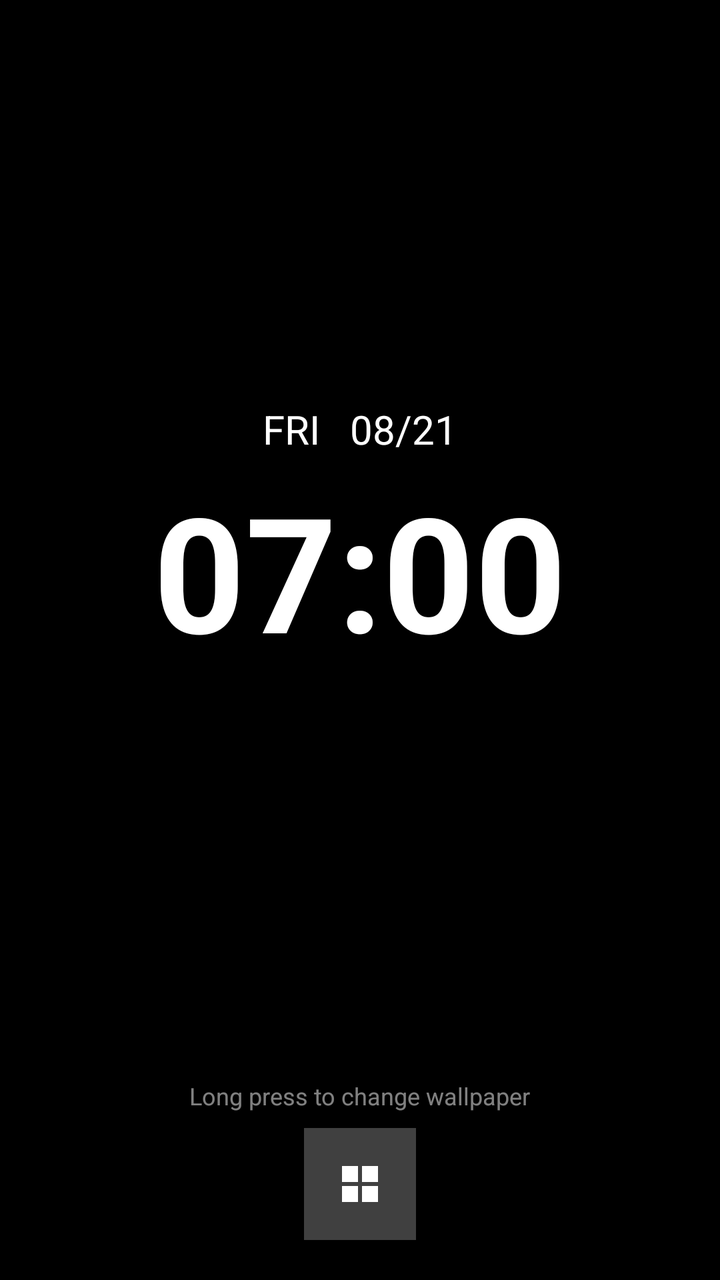
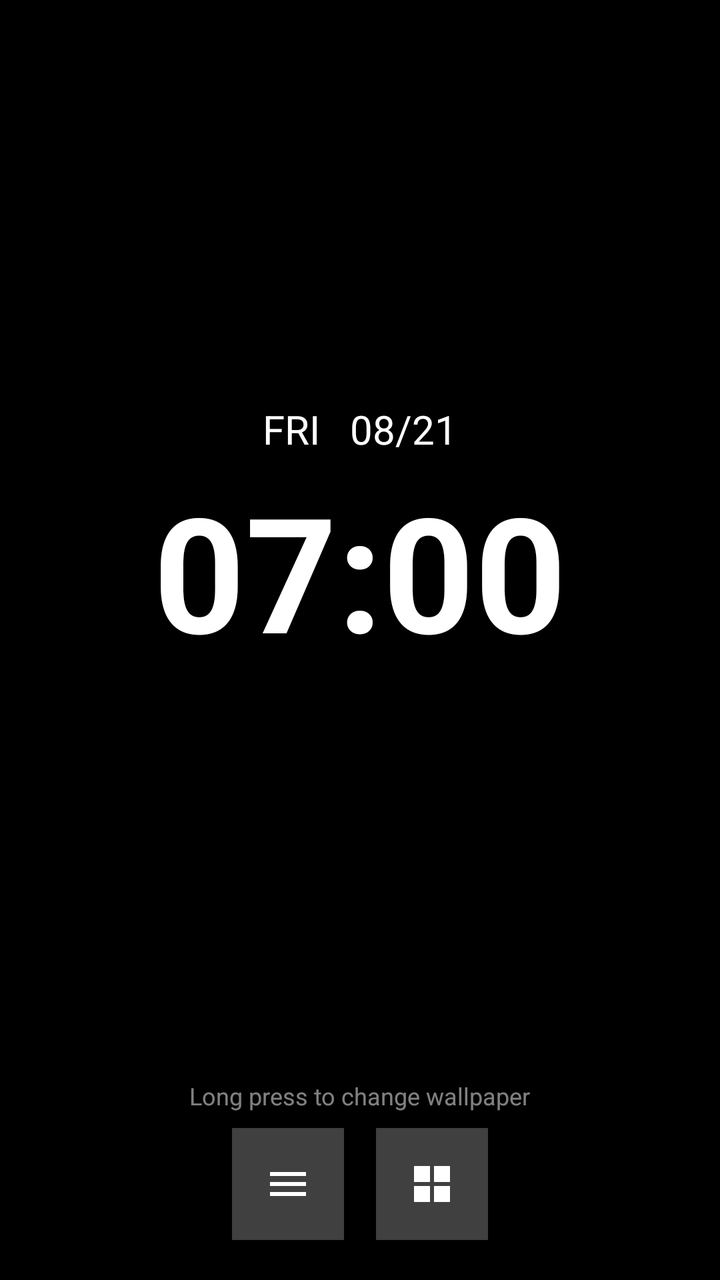

Before-and-after screenshots of an Android layout around one commit, followed by the original layout XML and the change that was made.
<!-- AndroidManifest.xml: application theme Theme.RakshaUI -->
<!-- res/layout/activity_main.xml -->
<?xml version="1.0" encoding="utf-8"?>
<androidx.coordinatorlayout.widget.CoordinatorLayout xmlns:android="http://schemas.android.com/apk/res/android"
    xmlns:app="http://schemas.android.com/apk/res-auto"
    android:id="@+id/rootLayout"
    android:layout_width="match_parent"
    android:layout_height="match_parent"
    android:background="@android:color/black">

    <ImageView
        android:id="@+id/ivWallpaper"
        android:layout_width="match_parent"
        android:layout_height="match_parent"
        android:scaleType="centerCrop" />

    
    <View
        android:id="@+id/vDimOverlay"
        android:layout_width="match_parent"
        android:layout_height="match_parent"
        android:background="#000000"
        android:alpha="0"
        android:clickable="false" />

    <androidx.constraintlayout.widget.ConstraintLayout
        android:id="@+id/homeScreen"
        android:layout_width="match_parent"
        android:layout_height="match_parent"
        android:background="@android:color/transparent"
        android:clickable="true"
        android:focusable="true">

        <TextView
            android:id="@+id/tvDate"
            android:layout_width="wrap_content"
            android:layout_height="wrap_content"
            android:layout_marginBottom="4dp"
            android:layout_marginTop="-20dp"
            android:shadowColor="#80000000"
            android:shadowDx="2"
            android:shadowDy="2"
            android:shadowRadius="4"
            android:text="FRI   08/21"
            android:textColor="@android:color/white"
            android:textSize="20sp"
            app:layout_constraintBottom_toTopOf="@id/tvClock"
            app:layout_constraintEnd_toEndOf="parent"
            app:layout_constraintStart_toStartOf="parent"
            app:layout_constraintTop_toTopOf="parent"
            app:layout_constraintVertical_chainStyle="packed"
            app:layout_constraintVertical_bias="0.40" />

        <TextView
            android:id="@+id/tvClock"
            android:layout_width="wrap_content"
            android:layout_height="wrap_content"
            android:shadowColor="#80000000"
            android:shadowDx="2"
            android:shadowDy="2"
            android:shadowRadius="4"
            android:text="07:00"
            android:textColor="@android:color/white"
            android:textSize="80sp"
            android:textStyle="bold"
            app:layout_constraintBottom_toBottomOf="parent"
            app:layout_constraintEnd_toEndOf="parent"
            app:layout_constraintStart_toStartOf="parent"
            app:layout_constraintTop_toBottomOf="@id/tvDate" />
            
        <TextView
            android:id="@+id/tvHint"
            android:layout_width="wrap_content"
            android:layout_height="wrap_content"
            android:text="Long press to change wallpaper"
            android:textColor="#80FFFFFF"
            android:textSize="12sp"
            app:layout_constraintBottom_toTopOf="@id/llBottomNav"
            app:layout_constraintStart_toStartOf="parent"
            app:layout_constraintEnd_toEndOf="parent"
            android:layout_marginBottom="8dp"/>

        
        <LinearLayout
            android:id="@+id/llBottomNav"
            android:layout_width="wrap_content"
            android:layout_height="wrap_content"
            android:orientation="horizontal"
            android:gravity="center"
            android:layout_marginBottom="20dp"
            app:layout_constraintBottom_toBottomOf="parent"
            app:layout_constraintStart_toStartOf="parent"
            app:layout_constraintEnd_toEndOf="parent">

            <ImageButton
                android:id="@+id/btnAppDrawer"
                android:layout_width="56dp"
                android:layout_height="56dp"
                android:background="#40FFFFFF"
                android:padding="14dp"
                android:src="@drawable/ic_grid"
                android:contentDescription="App Drawer" />

        </LinearLayout>

    </androidx.constraintlayout.widget.ConstraintLayout>

    <androidx.recyclerview.widget.RecyclerView
        android:id="@+id/rvApps"
        android:layout_width="match_parent"
        android:layout_height="match_parent"
        android:background="@android:color/transparent"
        android:clipToPadding="false"
        android:padding="8dp"
        app:behavior_hideable="true"
        app:behavior_peekHeight="0dp"
        app:layout_behavior="com.google.android.material.bottomsheet.BottomSheetBehavior" />

    
    <FrameLayout
        android:id="@+id/bootAnimationOverlay"
        android:layout_width="match_parent"
        android:layout_height="match_parent"
        android:background="#000000"
        android:elevation="100dp"
        android:visibility="gone">

        <ImageView
            android:id="@+id/bootAnimationImage"
            android:layout_width="150dp"
            android:layout_height="150dp"
            android:layout_gravity="center"
            android:scaleType="fitCenter" />
    </FrameLayout>

</androidx.coordinatorlayout.widget.CoordinatorLayout>
<!-- resources referenced by this layout -->
<resources>
  <!-- drawable ic_grid (drawable) -->
  <vector xmlns:android="http://schemas.android.com/apk/res/android"
      android:width="24dp"
      android:height="24dp"
      android:viewportWidth="24"
      android:viewportHeight="24">
      <path
          android:fillColor="#FFFFFF"
          android:pathData="M3,3h8v8H3zM13,3h8v8H13zM3,13h8v8H3zM13,13h8v8H13z" />
  </vector>
  <style name="Theme.RakshaUI" parent="Theme.MaterialComponents.DayNight.NoActionBar">
          <item name="colorPrimary">@color/primary</item>
          <item name="colorOnPrimary">@color/textPrimary</item>
          <item name="android:windowBackground">@android:color/transparent</item>
          <item name="android:windowShowWallpaper">true</item>
          <item name="android:colorBackgroundCacheHint">@null</item>
          <item name="android:statusBarColor">@android:color/transparent</item>
          <item name="android:navigationBarColor">@android:color/transparent</item>
      </style>
  <color name="primary">#FF4A6B</color>
  <color name="textPrimary">#FFFFFF</color>
</resources>

<!-- the commit's change to res/layout/activity_main.xml (unified diff, before → after) -->
@@ -91,6 +91,16 @@
             app:layout_constraintEnd_toEndOf="parent">
 
             <ImageButton
+                android:id="@+id/btnRecents"
+                android:layout_width="56dp"
+                android:layout_height="56dp"
+                android:layout_marginEnd="16dp"
+                android:background="#40FFFFFF"
+                android:padding="14dp"
+                android:src="@drawable/ic_recents"
+                android:contentDescription="Recent Apps" />
+
+            <ImageButton
                 android:id="@+id/btnAppDrawer"
                 android:layout_width="56dp"
                 android:layout_height="56dp"
<!-- resource entries referenced after the edit -->
@@ -9,6 +9,16 @@
       <path
           android:fillColor="#FFFFFF"
           android:pathData="M3,3h8v8H3zM13,3h8v8H13zM3,13h8v8H3zM13,13h8v8H13z" />
+  </vector>
+  <!-- drawable ic_recents (drawable) -->
+  <vector xmlns:android="http://schemas.android.com/apk/res/android"
+      android:width="24dp"
+      android:height="24dp"
+      android:viewportWidth="24"
+      android:viewportHeight="24">
+      <path
+          android:fillColor="#FFFFFF"
+          android:pathData="M3,6h18v2H3zM3,11h18v2H3zM3,16h18v2H3z" />
   </vector>
   <style name="Theme.RakshaUI" parent="Theme.MaterialComponents.DayNight.NoActionBar">
           <item name="colorPrimary">@color/primary</item>
